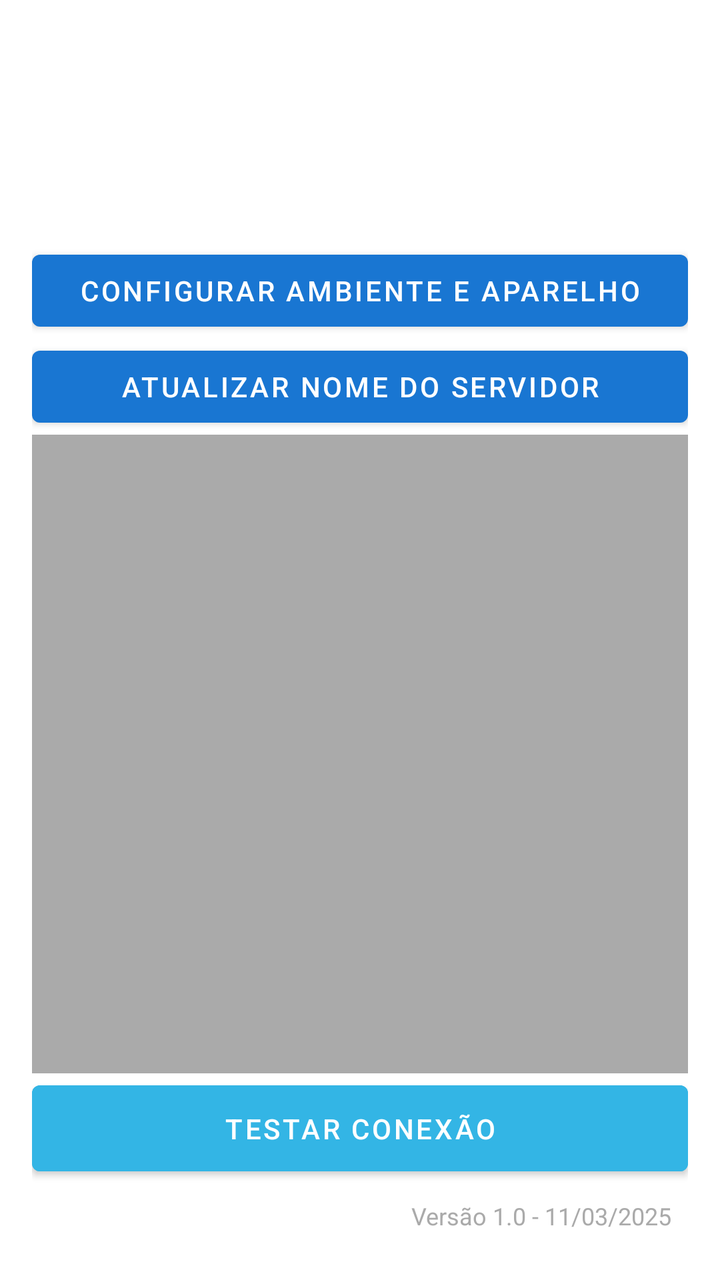
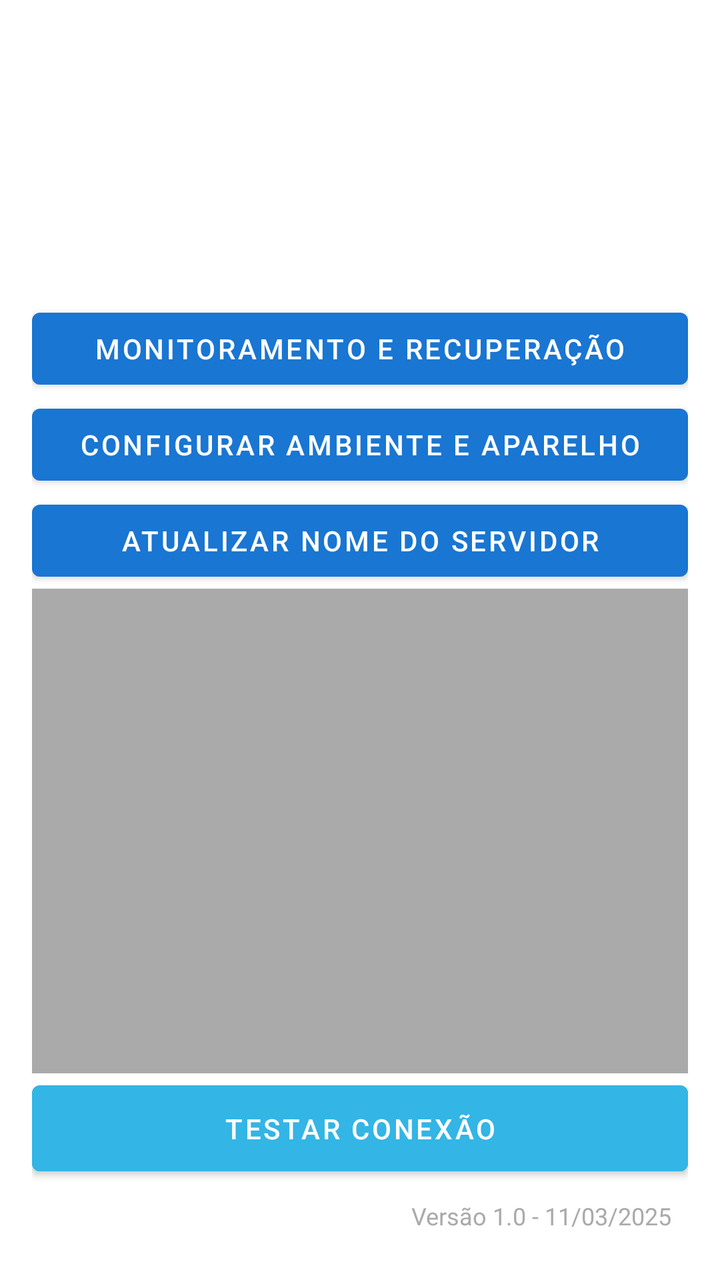

Screens rendered from an Android XML layout before and after an edit, with the pre-edit source and the edit as a unified diff.
<!-- AndroidManifest.xml: application theme Theme.Bomgasbina -->
<!-- res/layout/activity_main.xml -->
<?xml version="1.0" encoding="utf-8"?>
<LinearLayout xmlns:android="http://schemas.android.com/apk/res/android"
              android:layout_width="match_parent"
              android:layout_height="match_parent"
              android:orientation="vertical"
              android:padding="16dp">

    <TextView android:id="@+id/textEnvironment" android:layout_width="match_parent" android:layout_height="wrap_content" android:textSize="20sp" android:textStyle="bold" android:accessibilityLiveRegion="polite" />
    <TextView android:id="@+id/textDeviceName" android:layout_width="match_parent" android:layout_height="wrap_content" android:textSize="18sp" />
    <TextView android:id="@+id/textConnection" android:layout_width="match_parent" android:layout_height="wrap_content" android:layout_marginTop="8dp" android:accessibilityLiveRegion="polite" />
    <TextView android:id="@+id/textMonitoring" android:layout_width="match_parent" android:layout_height="wrap_content" android:layout_marginBottom="8dp" />
    <Button android:id="@+id/buttonConfigure" android:layout_width="match_parent" android:layout_height="wrap_content" android:text="Configurar ambiente e aparelho" />
    <Button android:id="@+id/buttonSyncName" android:layout_width="match_parent" android:layout_height="wrap_content" android:text="Atualizar nome do servidor" />

    
    <androidx.recyclerview.widget.RecyclerView
            android:id="@+id/recycler_view"
            android:layout_width="match_parent"
            android:layout_height="0dp"
            android:layout_weight="1"
            android:padding="8dp"
            android:background="@android:color/darker_gray"
            android:clipToPadding="false"/>

    
    <Button
            android:id="@+id/buttonTest"
            android:layout_width="match_parent"
            android:layout_height="wrap_content"
            android:text="Testar conexão"
            android:padding="12dp"
            android:elevation="2dp"
            android:textColor="@android:color/white"
            android:backgroundTint="@android:color/holo_blue_light"/>


    
    <RelativeLayout
            android:layout_width="match_parent"
            android:layout_height="wrap_content"
            android:layout_marginTop="8dp">

        
        <TextView
                android:id="@+id/textVersion"
                android:layout_width="wrap_content"
                android:layout_height="wrap_content"
                android:text="Versão 1.0 - 11/03/2025"
                android:textSize="12sp"
                android:textColor="@android:color/darker_gray"
                android:layout_alignParentEnd="true"
                android:layout_marginEnd="8dp"
                android:layout_marginBottom="8dp"/>
    </RelativeLayout>

</LinearLayout>
<!-- resources referenced by this layout -->
<resources>
  <style name="Theme.Bomgasbina" parent="Theme.MaterialComponents.DayNight.DarkActionBar">
          
          <item name="colorPrimary">@color/blue_500</item>
          <item name="colorPrimaryVariant">@color/blue_700</item>
          <item name="colorOnPrimary">@color/white</item>
  
          
          <item name="colorSecondary">@color/cyan_200</item>
          <item name="colorSecondaryVariant">@color/cyan_700</item>
          <item name="colorOnSecondary">@color/black</item>
  
          
          <item name="android:windowBackground">@color/white</item>
          <item name="colorSurface">@color/blue_200</item>
          <item name="colorOnSurface">@color/black</item>
  
          
          <item name="android:statusBarColor">?attr/colorPrimaryVariant</item>
  
          
      </style>
  <color name="blue_500">#FF1976D2</color>
  <color name="blue_700">#FF125699</color>
  <color name="white">#FFFFFFFF</color>
  <color name="cyan_200">#FF81D4FA</color>
  <color name="cyan_700">#FF039BE5</color>
  <color name="black">#FF000000</color>
  <color name="blue_200">#FFBBDEFB</color>
</resources>

<!-- the commit's change to res/layout/activity_main.xml (unified diff, before → after) -->
@@ -8,7 +8,8 @@
     <TextView android:id="@+id/textEnvironment" android:layout_width="match_parent" android:layout_height="wrap_content" android:textSize="20sp" android:textStyle="bold" android:accessibilityLiveRegion="polite" />
     <TextView android:id="@+id/textDeviceName" android:layout_width="match_parent" android:layout_height="wrap_content" android:textSize="18sp" />
     <TextView android:id="@+id/textConnection" android:layout_width="match_parent" android:layout_height="wrap_content" android:layout_marginTop="8dp" android:accessibilityLiveRegion="polite" />
-    <TextView android:id="@+id/textMonitoring" android:layout_width="match_parent" android:layout_height="wrap_content" android:layout_marginBottom="8dp" />
+    <TextView android:id="@+id/textMonitoring" android:layout_width="match_parent" android:layout_height="wrap_content" android:layout_marginBottom="8dp" android:focusable="true" android:clickable="true" android:minHeight="48dp" android:accessibilityLiveRegion="polite" />
+    <Button android:id="@+id/buttonMonitoringRecovery" android:layout_width="match_parent" android:layout_height="wrap_content" android:text="Monitoramento e recuperação" />
     <Button android:id="@+id/buttonConfigure" android:layout_width="match_parent" android:layout_height="wrap_content" android:text="Configurar ambiente e aparelho" />
     <Button android:id="@+id/buttonSyncName" android:layout_width="match_parent" android:layout_height="wrap_content" android:text="Atualizar nome do servidor" />
 
